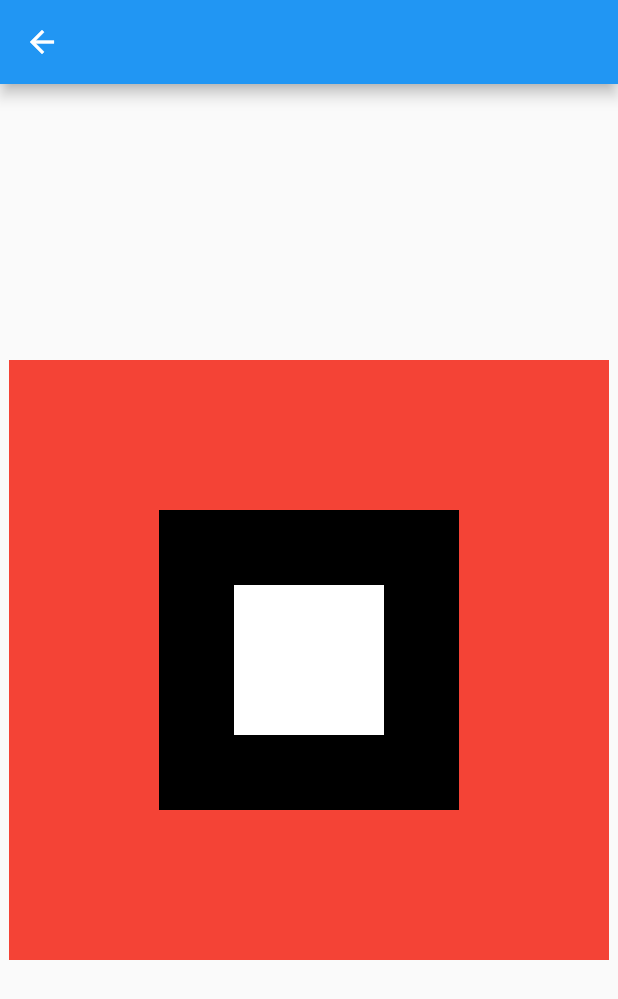
After one commit to The-Closure/flutter_course_autumn_2021, a Flutter app: the ThirdPage screen opened directly, on a phone screen of 412 x 824 dp. The commit adds this screen. Shown: the top 999 px of the screen. Run offline on Flutter 3.47's test engine with Material 2 defaults, Android fonts, the phone set to English and light mode, and no system bars; network calls fail.

Commit message:
init point

```diff
--- a/lib/first_page.dart
+++ b/lib/first_page.dart
@@ -88,6 +88,10 @@ class MyWidget extends StatelessWidget {
             width: 200,
             height: 100,
             decoration: BoxDecoration(
+              image: DecorationImage(
+                // fit: BoxFit.fitHeight,
+                image: AssetImage('images/pic.png'),
+              ),
               border: Border.all(
                 color: Colors.black,
                 width: 4,
--- a/lib/second_page.dart
+++ b/lib/second_page.dart
@@ -1,10 +1,20 @@
 import 'package:flutter/material.dart';
 import 'package:flutter_course_autumn_2021/first_page.dart';
+import 'package:flutter_course_autumn_2021/third_page.dart';
 
 class SecondPage extends StatelessWidget {
   @override
   Widget build(BuildContext context) {
     return Scaffold(
+      floatingActionButton: FloatingActionButton(
+        onPressed: () {
+          Navigator.of(context).push(
+            MaterialPageRoute(
+              builder: (_) => ThirdPage(),
+            ),
+          );
+        },
+      ),
       appBar: AppBar(),
       body: Column(
         children: [
--- /dev/null
+++ b/lib/third_page.dart
@@ -0,0 +1,39 @@
+import 'package:flutter/material.dart';
+
+class ThirdPage extends StatelessWidget {
+  const ThirdPage({Key key}) : super(key: key);
+
+  @override
+  Widget build(BuildContext context) {
+    return Scaffold(
+      appBar: AppBar(),
+      body: Center(
+        child: Stack(
+          children: [
+            Center(
+              child: Container(
+                color: Colors.red,
+                width: 400,
+                height: 400,
+              ),
+            ),
+            Center(
+              child: Container(
+                color: Colors.black,
+                width: 200,
+                height: 200,
+              ),
+            ),
+            Center(
+              child: Container(
+                color: Colors.white,
+                width: 100,
+                height: 100,
+              ),
+            ),
+          ],
+        ),
+      ),
+    );
+  }
+}
```
